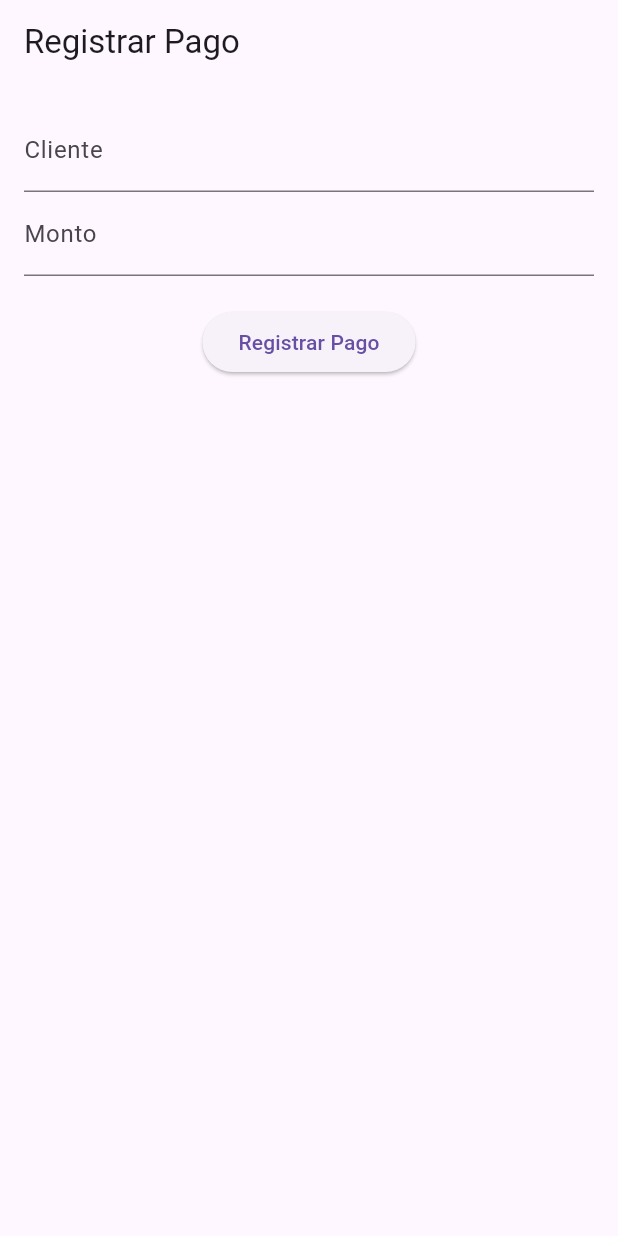
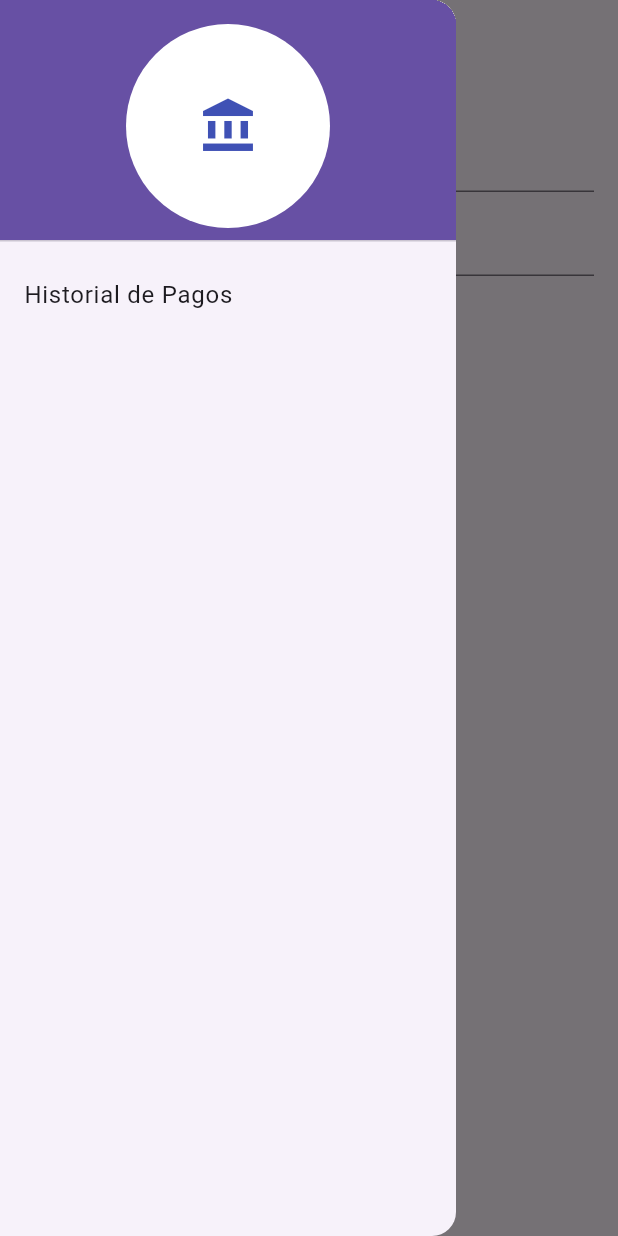
Before and after one commit to manuelduarte077/house_payment_receipts, a Flutter app: the screen it shows after launch, with the side drawer open (before the commit the screen has no drawer), on a phone screen of 412 x 824 dp. Run offline on Flutter 3.47's test engine with Material 3 defaults, Android fonts, the phone set to English and light mode, and no system bars; our stand-ins replace cloud_firestore, firebase_core, firebase_storage, printing; accounts and stored records are empty.

Commit message:
feat: Implement the display of payment history with the ability to download receipts.

```diff
--- /dev/null
+++ b/lib/app/app.dart
@@ -0,0 +1,17 @@
+import 'package:comprobantes/features/payment/payment_home.dart';
+import 'package:flutter/material.dart';
+
+class PaymentApp extends StatelessWidget {
+  const PaymentApp({super.key});
+
+  @override
+  Widget build(BuildContext context) {
+    return MaterialApp(
+      title: 'Comprobantes de Pago',
+      theme: ThemeData(
+        primarySwatch: Colors.indigo,
+      ),
+      home: const PaymentHomePage(),
+    );
+  }
+}
--- /dev/null
+++ b/lib/features/payment/payment_home.dart
@@ -0,0 +1,118 @@
+import 'package:cloud_firestore/cloud_firestore.dart';
+import 'package:comprobantes/features/history/payment_history.dart';
+import 'package:firebase_storage/firebase_storage.dart';
+import 'package:flutter/material.dart';
+import 'package:pdf/widgets.dart' as pw;
+
+class PaymentHomePage extends StatefulWidget {
+  const PaymentHomePage({super.key});
+
+  @override
+  _PaymentHomePageState createState() => _PaymentHomePageState();
+}
+
+class _PaymentHomePageState extends State<PaymentHomePage> {
+  final TextEditingController _clientController = TextEditingController();
+  final TextEditingController _amountController = TextEditingController();
+  final FirebaseFirestore _firestore = FirebaseFirestore.instance;
+
+  Future<void> _addPayment() async {
+    String client = _clientController.text;
+    String amount = _amountController.text;
+
+    if (client.isEmpty || amount.isEmpty) return;
+
+    DocumentReference paymentRef = await _firestore.collection('payments').add({
+      'client': client,
+      'amount': amount,
+      'date': DateTime.now(),
+    });
+
+    // Generar comprobante y subirlo a Firebase Storage
+    await _generateAndUploadReceipt(paymentRef.id, client, amount);
+
+    _clientController.clear();
+    _amountController.clear();
+  }
+
+  Future<void> _generateAndUploadReceipt(
+      String paymentId, String client, String amount) async {
+    final pdf = pw.Document();
+    pdf.addPage(
+      pw.Page(
+        build: (pw.Context context) => pw.Center(
+          child:
+              pw.Text('Comprobante de pago\nCliente: $client\nMonto: $amount'),
+        ),
+      ),
+    );
+
+    final bytes = await pdf.save();
+    final storageRef =
+        FirebaseStorage.instance.ref().child('receipts/$paymentId.pdf');
+    await storageRef.putData(bytes);
+  }
+
+  @override
+  Widget build(BuildContext context) {
+    return Scaffold(
+      appBar: AppBar(
+        title: const Text('Registrar Pago'),
+      ),
+      drawer: Drawer(
+        child: ListView(
+          children: [
+            DrawerHeader(
+              decoration: BoxDecoration(color: Theme.of(context).primaryColor),
+              child: const CircleAvatar(
+                backgroundColor: Colors.white,
+                radius: 40,
+                child: Icon(
+                  Icons.account_balance,
+                  size: 40,
+                  color: Colors.indigo,
+                ),
+              ),
+            ),
+            ListTile(
+              title: const Text('Historial de Pagos'),
+              onTap: () {
+                Navigator.push(
+                  context,
+                  MaterialPageRoute(
+                    builder: (context) => PaymentHistory(),
+                  ),
+                );
+              },
+            ),
+          ],
+        ),
+      ),
+      body: Padding(
+        padding: const EdgeInsets.all(16.0),
+        child: Column(
+          children: [
+            TextField(
+              controller: _clientController,
+              decoration: const InputDecoration(labelText: 'Cliente'),
+            ),
+            TextField(
+              controller: _amountController,
+              decoration: const InputDecoration(labelText: 'Monto'),
+              keyboardType: TextInputType.number,
+            ),
+            const SizedBox(height: 20),
+            ElevatedButton(
+              onPressed: _addPayment,
+              child: const Text('Registrar Pago'),
+            ),
+            const SizedBox(height: 20),
+            Expanded(
+              child: PaymentHistory(),
+            ),
+          ],
+        ),
+      ),
+    );
+  }
+}
--- a/lib/main.dart
+++ b/lib/main.dart
@@ -1,11 +1,7 @@
+import 'package:comprobantes/app/app.dart';
 import 'package:comprobantes/firebase_options.dart';
 import 'package:firebase_core/firebase_core.dart';
 import 'package:flutter/material.dart';
-import 'package:cloud_firestore/cloud_firestore.dart';
-import 'package:firebase_storage/firebase_storage.dart';
-import 'package:pdf/widgets.dart' as pw;
-import 'package:printing/printing.dart';
-import 'package:http/http.dart' as http;
 
 void main() async {
   WidgetsFlutterBinding.ensureInitialized();
@@ -16,148 +12,3 @@ void main() async {
 
   runApp(const PaymentApp());
 }
-
-class PaymentApp extends StatelessWidget {
-  const PaymentApp({super.key});
-
-  @override
-  Widget build(BuildContext context) {
-    return MaterialApp(
-      title: 'Comprobantes de Pago',
-      theme: ThemeData(
-        primarySwatch: Colors.blue,
-      ),
-      home: const PaymentHomePage(),
-    );
-  }
-}
-
-class PaymentHomePage extends StatefulWidget {
-  const PaymentHomePage({super.key});
-
-  @override
-  _PaymentHomePageState createState() => _PaymentHomePageState();
-}
-
-class _PaymentHomePageState extends State<PaymentHomePage> {
-  final TextEditingController _clientController = TextEditingController();
-  final TextEditingController _amountController = TextEditingController();
-  final FirebaseFirestore _firestore = FirebaseFirestore.instance;
-
-  Future<void> _addPayment() async {
-    String client = _clientController.text;
-    String amount = _amountController.text;
-
-    if (client.isEmpty || amount.isEmpty) return;
-
-    DocumentReference paymentRef = await _firestore.collection('payments').add({
-      'client': client,
-      'amount': amount,
-      'date': DateTime.now(),
-    });
-
-    // Generar comprobante y subirlo a Firebase Storage
-    await _generateAndUploadReceipt(paymentRef.id, client, amount);
-
-    _clientController.clear();
-    _amountController.clear();
-  }
-
-  Future<void> _generateAndUploadReceipt(
-      String paymentId, String client, String amount) async {
-    final pdf = pw.Document();
-    pdf.addPage(
-      pw.Page(
-        build: (pw.Context context) => pw.Center(
-          child:
-              pw.Text('Comprobante de pago\nCliente: $client\nMonto: $amount'),
-        ),
-      ),
-    );
-
-    final bytes = await pdf.save();
-    final storageRef =
-        FirebaseStorage.instance.ref().child('receipts/$paymentId.pdf');
-    await storageRef.putData(bytes);
-  }
-
-  @override
-  Widget build(BuildContext context) {
-    return Scaffold(
-      appBar: AppBar(
-        title: const Text('Registrar Pago'),
-      ),
-      body: Padding(
-        padding: const EdgeInsets.all(16.0),
-        child: Column(
-          children: [
-            TextField(
-              controller: _clientController,
-              decoration: const InputDecoration(labelText: 'Cliente'),
-            ),
-            TextField(
-              controller: _amountController,
-              decoration: const InputDecoration(labelText: 'Monto'),
-              keyboardType: TextInputType.number,
-            ),
-            const SizedBox(height: 20),
-            ElevatedButton(
-              onPressed: _addPayment,
-              child: const Text('Registrar Pago'),
-            ),
-            const SizedBox(height: 20),
-            Expanded(
-              child: PaymentHistory(),
-            ),
-          ],
-        ),
-      ),
-    );
-  }
-}
-
-class PaymentHistory extends StatelessWidget {
-  final FirebaseFirestore _firestore = FirebaseFirestore.instance;
-
-  PaymentHistory({super.key});
-
-  Future<void> _downloadReceipt(String paymentId) async {
-    final storageRef =
-        FirebaseStorage.instance.ref().child('receipts/$paymentId.pdf');
-    final String downloadUrl = await storageRef.getDownloadURL();
-
-    // Descargar el archivo PDF usando la URL
-    final http.Response response = await http.get(Uri.parse(downloadUrl));
-    final pdfBytes = response.bodyBytes;
-
-    // Utilizar el paquete `printing` para permitir la descarga o impresión
-    await Printing.layoutPdf(onLayout: (format) => pdfBytes);
-  }
-
-  @override
-  Widget build(BuildContext context) {
-    return StreamBuilder(
-      stream: _firestore.collection('payments').snapshots(),
-      builder: (context, AsyncSnapshot<QuerySnapshot> snapshot) {
-        if (!snapshot.hasData) {
-          return const Center(child: CircularProgressIndicator());
-        }
-
-        return ListView.builder(
-          itemCount: snapshot.data!.docs.length,
-          itemBuilder: (context, index) {
-            var payment = snapshot.data!.docs[index];
-            return ListTile(
-              title: Text('Cliente: ${payment['client']}'),
-              subtitle: Text('Monto: ${payment['amount']}'),
-              trailing: IconButton(
-                icon: const Icon(Icons.download),
-                onPressed: () => _downloadReceipt(payment.id),
-              ),
-            );
-          },
-        );
-      },
-    );
-  }
-}
```
Also changed, not shown: lib/features/history/payment_history.dart (added, +57 -0 lines).
